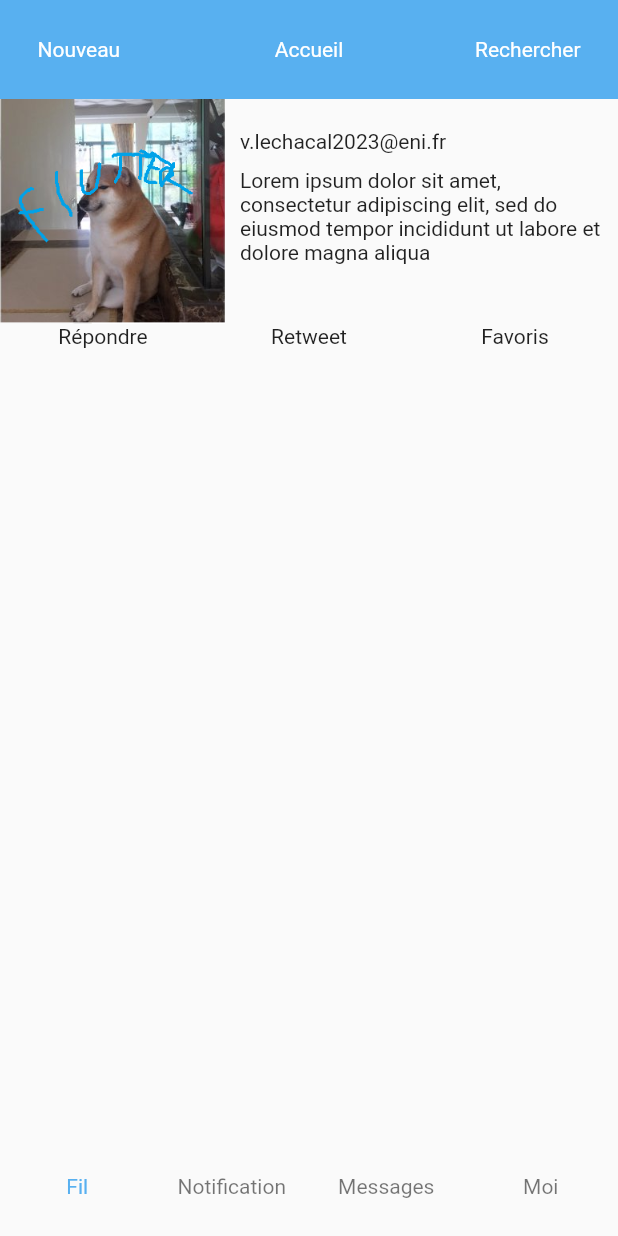
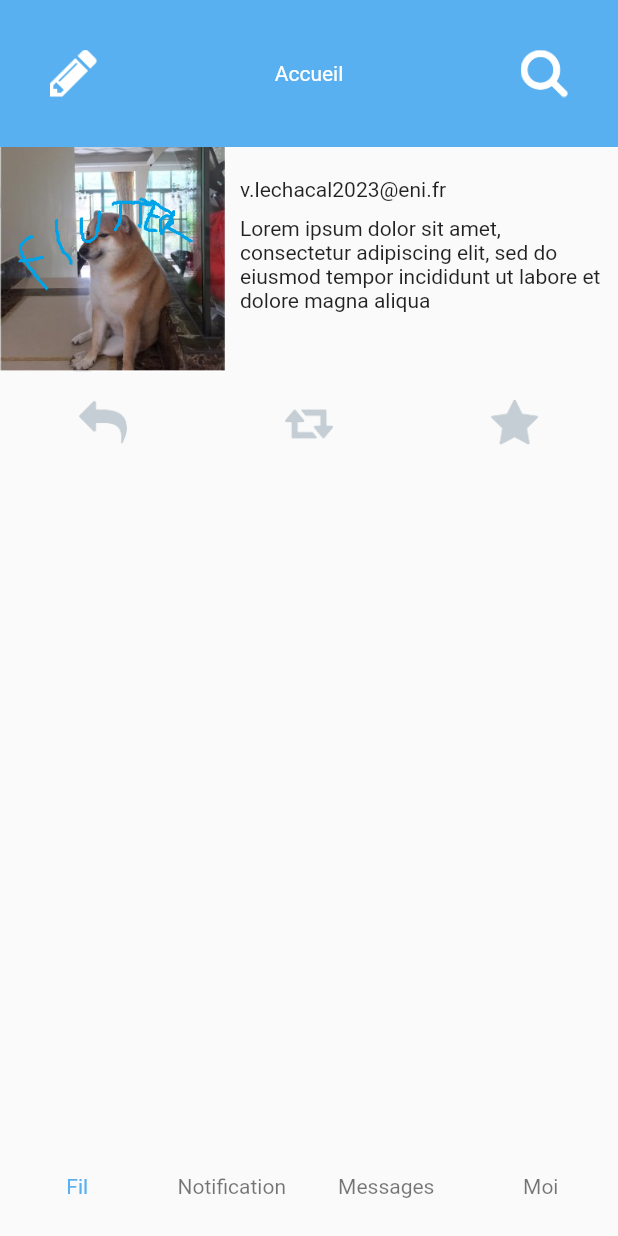
Before and after one commit to Chocolaterie/TPTwitter_HCDA_2111, a Flutter app: the screen it shows after launch, on a phone screen of 412 x 824 dp. Run offline on Flutter 3.47's test engine with Material 2 defaults, Android fonts, the phone set to English and light mode, and no system bars.

Commit message:
Correction p1 tp 7

```diff
--- a/lib/twitter-content.dart
+++ b/lib/twitter-content.dart
@@ -29,11 +29,14 @@ class TwitterContent extends StatelessWidget {
         ],),
       ),
       // 3 Options
-      Row(children: [
-        Expanded(child: Text("Répondre", textAlign: TextAlign.center,)),
-        Expanded(child: Text("Retweet", textAlign: TextAlign.center,)),
-        Expanded(child: Text("Favoris", textAlign: TextAlign.center,)),
-      ],)
+      Padding(
+        padding: const EdgeInsets.symmetric(vertical: 10),
+        child: Row(children: [
+          Expanded(child: IconButton(splashRadius: 25, onPressed: () {}, icon: Image.asset("images/reply.png"))),
+          Expanded(child: IconButton(splashRadius: 25, onPressed: () {}, icon: Image.asset("images/retweet.png"))),
+          Expanded(child: IconButton(splashRadius: 25, onPressed: () {}, icon: Image.asset("images/favorite.png"))),
+        ],),
+      )
     ],
     );
   }
--- a/lib/twitter-header.dart
+++ b/lib/twitter-header.dart
@@ -23,9 +23,9 @@ class TwitterHeader extends StatelessWidget {
         padding: const EdgeInsets.all(25),
         child: Row(
           children: [
-            TwitterHeaderButton("Nouveau"),
+            Expanded(child: IconButton(onPressed: () {}, icon: Align(alignment: Alignment.centerLeft, child: Image.asset("images/pencil.png")))),
             TwitterHeaderButton("Accueil", align: TextAlign.center,),
-            TwitterHeaderButton("Rechercher", align: TextAlign.right,)
+            Expanded(child: IconButton(onPressed: () {}, icon: Align(alignment: Alignment.centerRight, child: Image.asset("images/search.png")))),
           ],
         ),
       ),
```
Also changed, not shown: images/favorite.png (added), images/pencil.png (added), images/reply.png (added), images/retweet.png (added), images/search.png (added).
